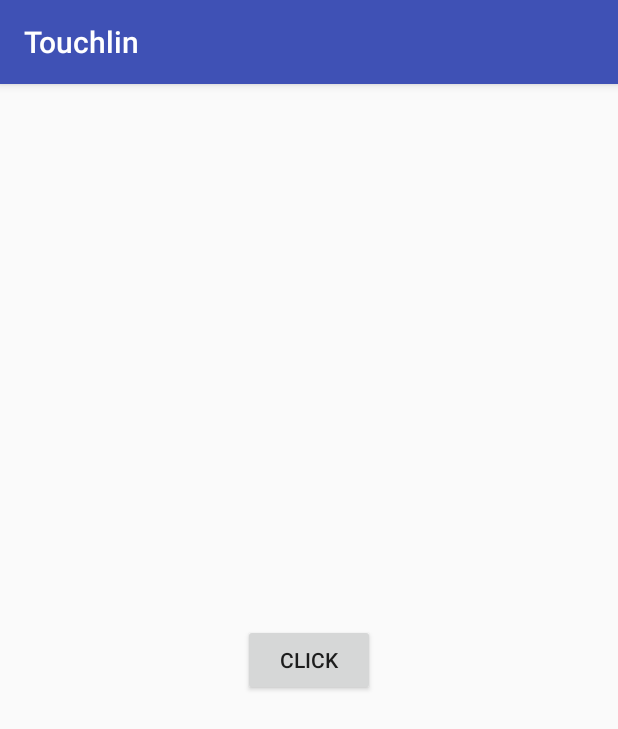
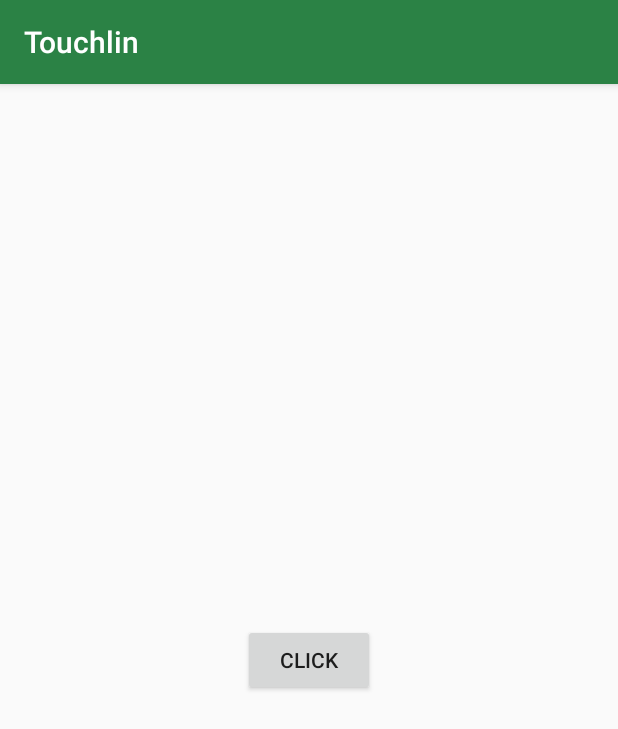
Before and after one commit to CabezasGonzalezJavier/Touchlin, an Android app: the screen it shows after launch (MainActivity), on a phone screen of 412 x 824 dp. Shown: the top 729 px of the screen. Run offline under Robolectric (Android 15) with nearby library versions, the phone set to English and light mode, and no system bars.

Commit message:
added new colors and fixed bug

```diff
--- a/app/src/main/res/layout/fc_re_position_fragment.xml
+++ b/app/src/main/res/layout/fc_re_position_fragment.xml
@@ -2,6 +2,7 @@
 <android.support.constraint.ConstraintLayout xmlns:android="http://schemas.android.com/apk/res/android"
     xmlns:app="http://schemas.android.com/apk/res-auto"
     android:id="@+id/fc_re_position_constraintLayout"
+    android:background="@color/colorPrimary"
     android:layout_width="match_parent"
     android:layout_height="match_parent">
 
--- a/app/src/main/res/values/colors.xml
+++ b/app/src/main/res/values/colors.xml
@@ -1,7 +1,7 @@
 <?xml version="1.0" encoding="utf-8"?>
 <resources>
-    <color name="colorPrimary">#3F51B5</color>
-    <color name="colorPrimaryDark">#303F9F</color>
+    <color name="colorPrimary">#2b8245</color>
+    <color name="colorPrimaryDark">#236e3b</color>
     <color name="colorAccent">#FF4081</color>
     <color name="colorAnnotation">#b3ffffff</color>
 </resources>
```
Also changed, not shown: app/src/main/AndroidManifest.xml (+7 -1 lines).
